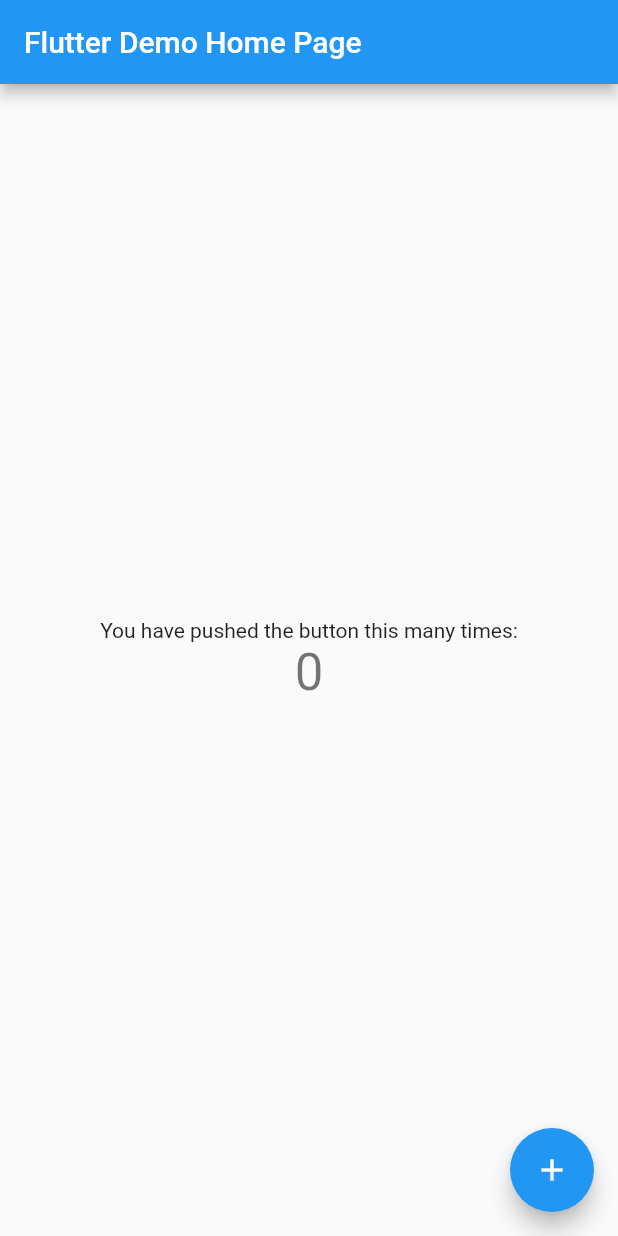
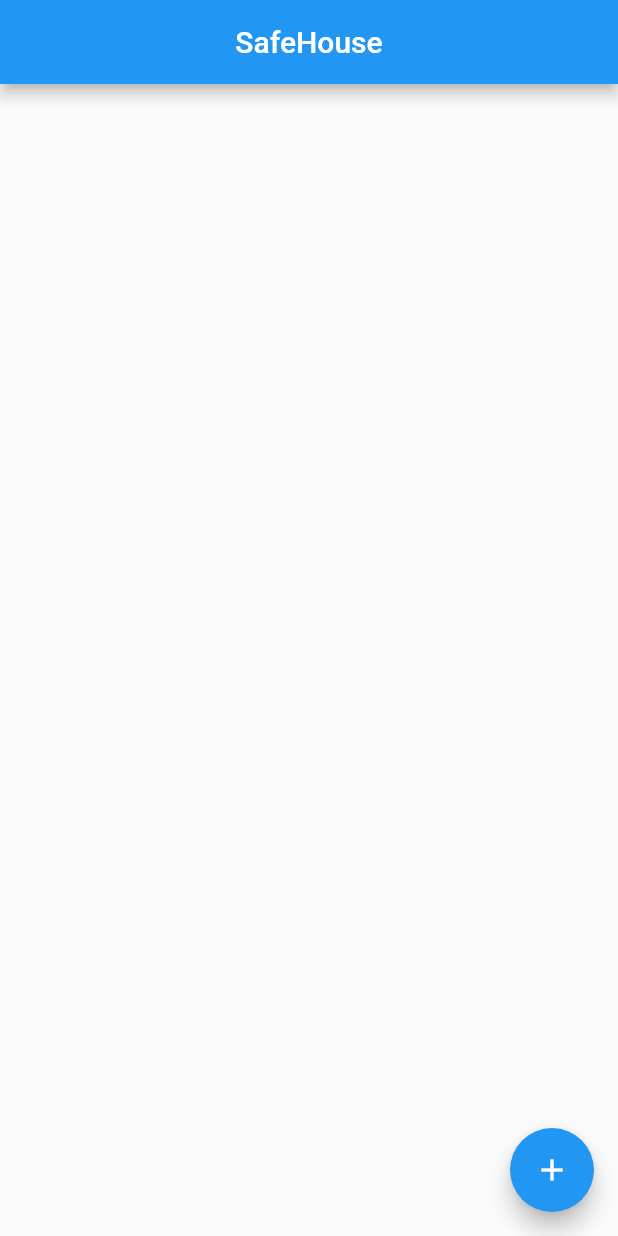
Before and after one commit to DestroctorGT/SafeHouseApp, a Flutter app: the screen it shows after launch, on a phone screen of 412 x 824 dp. Run offline on Flutter 3.47's test engine with Material 2 defaults, Android fonts, the phone set to English and light mode, and no system bars.

Commit message:
cambios menores en el UI

```diff
--- a/lib/main.dart
+++ b/lib/main.dart
@@ -20,22 +20,13 @@ class MyApp extends StatelessWidget {
         // is not restarted.
         primarySwatch: Colors.blue,
       ),
-      home: MyHomePage(title: 'Flutter Demo Home Page'),
+      home: MyHomePage(title: 'SafeHouse'),
     );
   }
 }
 
 class MyHomePage extends StatefulWidget {
   MyHomePage({Key key, this.title}) : super(key: key);
-
-  // This widget is the home page of your application. It is stateful, meaning
-  // that it has a State object (defined below) that contains fields that affect
-  // how it looks.
-
-  // This class is the configuration for the state. It holds the values (in this
-  // case the title) provided by the parent (in this case the App widget) and
-  // used by the build method of the State. Fields in a Widget subclass are
-  // always marked "final".
 
   final String title;
 
@@ -44,66 +35,19 @@ class MyHomePage extends StatefulWidget {
 }
 
 class _MyHomePageState extends State<MyHomePage> {
-  int _counter = 0;
-
-  void _incrementCounter() {
-    setState(() {
-      // This call to setState tells the Flutter framework that something has
-      // changed in this State, which causes it to rerun the build method below
-      // so that the display can reflect the updated values. If we changed
-      // _counter without calling setState(), then the build method would not be
-      // called again, and so nothing would appear to happen.
-      _counter++;
-    });
-  }
-
   @override
   Widget build(BuildContext context) {
-    // This method is rerun every time setState is called, for instance as done
-    // by the _incrementCounter method above.
-    //
-    // The Flutter framework has been optimized to make rerunning build methods
-    // fast, so that you can just rebuild anything that needs updating rather
-    // than having to individually change instances of widgets.
     return Scaffold(
       appBar: AppBar(
-        // Here we take the value from the MyHomePage object that was created by
-        // the App.build method, and use it to set our appbar title.
-        title: Text(widget.title),
+        title: Center(child: Text(widget.title)),
       ),
       body: Center(
-        // Center is a layout widget. It takes a single child and positions it
-        // in the middle of the parent.
         child: Column(
-          // Column is also a layout widget. It takes a list of children and
-          // arranges them vertically. By default, it sizes itself to fit its
-          // children horizontally, and tries to be as tall as its parent.
-          //
-          // Invoke "debug painting" (press "p" in the console, choose the
-          // "Toggle Debug Paint" action from the Flutter Inspector in Android
-          // Studio, or the "Toggle Debug Paint" command in Visual Studio Code)
-          // to see the wireframe for each widget.
-          //
-          // Column has various properties to control how it sizes itself and
-          // how it positions its children. Here we use mainAxisAlignment to
-          // center the children vertically; the main axis here is the vertical
-          // axis because Columns are vertical (the cross axis would be
-          // horizontal).
           mainAxisAlignment: MainAxisAlignment.center,
-          children: <Widget>[
-            Text(
-              'You have pushed the button this many times:',
-            ),
-            Text(
-              '$_counter',
-              style: Theme.of(context).textTheme.display1,
-            ),
-          ],
+          children: <Widget>[],
         ),
       ),
       floatingActionButton: FloatingActionButton(
-        onPressed: _incrementCounter,
-        tooltip: 'Increment',
         child: Icon(Icons.add),
       ), // This trailing comma makes auto-formatting nicer for build methods.
     );
```
